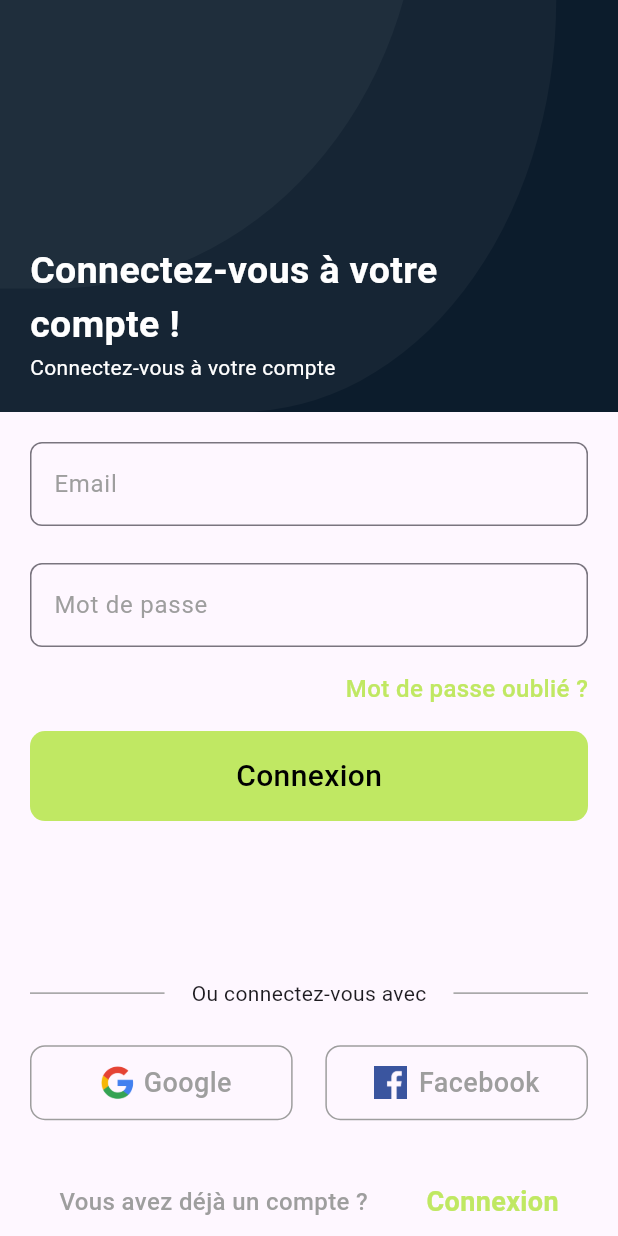
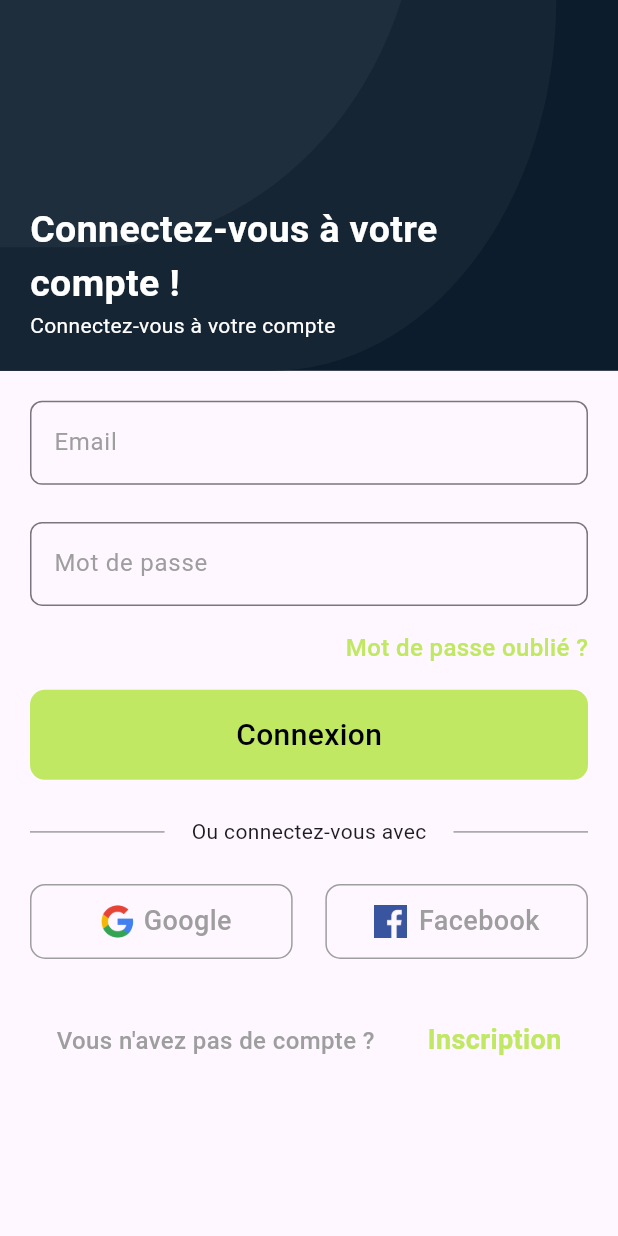
Before and after one commit to geekdjenika/maxlearn, a Flutter app: the screen it shows after launch, on a phone screen of 412 x 824 dp. Run offline on Flutter 3.47's test engine with Material 2 defaults, Android fonts, the phone set to English and light mode, and no system bars.

Commit message:
About to fix

```diff
--- a/lib/service/auth.dart
+++ b/lib/service/auth.dart
@@ -23,36 +23,37 @@ class _AuthenticationState extends State<Authentication> {
             back: false,
             title:
                 haveAccount ? "Connectez-vous à votre compte !" : "Inscription",
-            subtitle:
-                haveAccount ? "Connectez-vous à votre compte" : "Inscription",
+            subtitle: haveAccount
+                ? "Connectez-vous à votre compte"
+                : "Créer votre compte",
           ),
-          Expanded(
-            flex: 2,
-            child: Container(
+          Container(
+            height: MediaQuery.of(context).size.height * .65,
             margin: const EdgeInsets.symmetric(horizontal: 20.0),
+            child: SingleChildScrollView(
               child: Column(
                 children: [
-                  Expanded(
-                    child: haveAccount ? const Login() : const Register(),
-                  ),
+                  haveAccount ? const Login() : const Register(),
                   SizedBox(
                     height: MediaQuery.of(context).size.height * 0.03,
                   ),
-                  const Row(
+                  Row(
                     mainAxisAlignment: MainAxisAlignment.center,
                     children: [
-                      Expanded(
+                      const Expanded(
                         child: Divider(
                           color: Colors.grey,
                         ),
                       ),
                       Padding(
-                        padding: EdgeInsets.symmetric(horizontal: 18.0),
+                        padding: const EdgeInsets.symmetric(horizontal: 18.0),
                         child: Text(
-                          "Ou connectez-vous avec",
+                          haveAccount
+                              ? "Ou connectez-vous avec"
+                              : "Ou inscrivez-vous avec",
                         ),
                       ),
-                      Expanded(
+                      const Expanded(
                         child: Divider(
                           color: Colors.grey,
                         ),
@@ -78,17 +79,13 @@ class _AuthenticationState extends State<Authentication> {
                   SizedBox(
                     height: MediaQuery.of(context).size.height * 0.05,
                   ),
-                  Padding(
-                    padding: const EdgeInsets.only(
-                      bottom: 10.0,
-                    ),
-                    child: Row(
+                  Row(
                     mainAxisAlignment: MainAxisAlignment.spaceAround,
                     children: [
                       Text(
                         haveAccount
-                              ? "Vous avez déjà un compte ?"
-                              : "Vous n'avez pas de compte ?",
+                            ? "Vous n'avez pas de compte ?"
+                            : "Vous avez déjà un compte ?",
                         style: const TextStyle(
                           fontWeight: FontWeight.w500,
                           color: Colors.grey,
@@ -102,7 +99,7 @@ class _AuthenticationState extends State<Authentication> {
                           });
                         },
                         child: Text(
-                            haveAccount ? "Connexion" : "Inscription",
+                          haveAccount ? "Inscription" : "Connexion",
                           style: const TextStyle(
                             fontWeight: FontWeight.bold,
                             color: Color(0xFFc0e863),
@@ -111,7 +108,6 @@ class _AuthenticationState extends State<Authentication> {
                         ),
                       ),
                     ],
-                    ),
                   ),
                 ],
               ),
--- a/lib/widgets/header.dart
+++ b/lib/widgets/header.dart
@@ -10,7 +10,8 @@ class MyAppBar extends StatelessWidget {
 
   @override
   Widget build(BuildContext context) {
-    return Expanded(
+    return SizedBox(
+      height: MediaQuery.of(context).size.height * .3,
       child: Stack(
         children: [
           Container(
```
Lines whose indentation alone changed are shown as unchanged.
